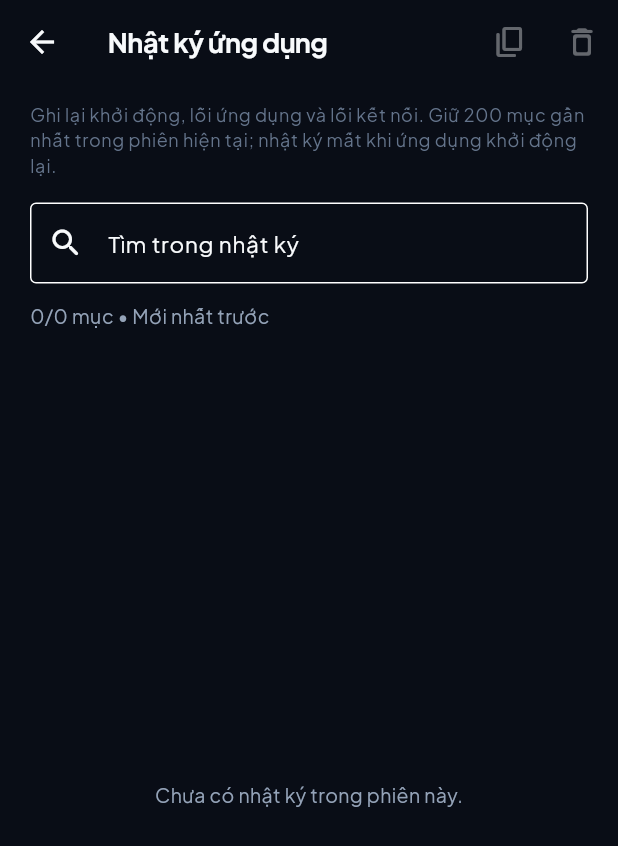
After one commit to iamIKY2/ios_build, a Flutter app: the AppLogsScreen screen opened directly, scrolled down 294 dp, after a tap on the "delete outline" icon, on a phone screen of 412 x 824 dp. The commit adds this screen. Shown: the top 846 px of the screen. Run offline on Flutter 3.47's test engine with Material 3 defaults, Android fonts, the phone set to English and light mode, and no system bars; our stand-ins replace audioplayers, connectivity_plus, dio, firebase_core, firebase_messaging, flutter_animate and 10 more; accounts and stored records are empty.

Commit message:
Add in-app application logs viewer
Add a searchable, live log screen in Settings with copy and clear actions. Log safe API failure metadata, and document the bounded session log behavior.

```diff
--- a/lib/core/api/api_client.dart
+++ b/lib/core/api/api_client.dart
@@ -1,5 +1,6 @@
 import 'package:dio/dio.dart';
 import '../utils/storage.dart';
+import '../startup/runtime_diagnostics.dart';
 import '../constants/app_constants.dart';
 import '../../models/catalog_item.dart';
 
@@ -38,6 +39,11 @@ class ApiClient {
 
         // ── Auto-refresh on 401 ────────────────────────────────────────────
         onError: (DioException e, handler) async {
+          // Keep request/response bodies, headers, URLs and tokens out of logs.
+          RuntimeDiagnostics.log(
+            'API request failed: method=${e.requestOptions.method} '
+            'status=${e.response?.statusCode ?? 'unavailable'} type=${e.type.name}',
+          );
           if (e.response?.statusCode != 401) {
             return handler.next(e);
           }
--- a/lib/core/startup/runtime_diagnostics.dart
+++ b/lib/core/startup/runtime_diagnostics.dart
@@ -1,10 +1,13 @@
 import 'package:flutter/foundation.dart';
 import 'package:flutter/services.dart';
 
-/// Explicit startup logs only: do not collect HTTP bodies or credentials.
+/// Bounded session logs: do not collect HTTP bodies or credentials.
 class RuntimeDiagnostics {
-  static const enabled = bool.fromEnvironment('ENIGMA_DIAGNOSTICS');
+  static const enabled =
+      bool.fromEnvironment('ENIGMA_DIAGNOSTICS', defaultValue: true);
   static final lines = ValueNotifier<List<String>>([]);
+
+  static void clear() => lines.value = [];
 
   static void log(String message) {
     if (!enabled) return;
--- /dev/null
+++ b/lib/screens/app_logs_screen.dart
@@ -0,0 +1,123 @@
+import 'package:flutter/material.dart';
+import 'package:flutter/services.dart';
+
+import '../core/startup/runtime_diagnostics.dart';
+
+class AppLogsScreen extends StatefulWidget {
+  const AppLogsScreen({super.key});
+
+  @override
+  State<AppLogsScreen> createState() => _AppLogsScreenState();
+}
+
+class _AppLogsScreenState extends State<AppLogsScreen> {
+  String _query = '';
+
+  Future<void> _copyLogs(List<String> entries) async {
+    try {
+      await Clipboard.setData(ClipboardData(text: entries.join('\n\n')));
+      if (!mounted) return;
+      ScaffoldMessenger.of(context).showSnackBar(
+        const SnackBar(content: Text('Đã sao chép nhật ký')),
+      );
+    } catch (_) {
+      if (!mounted) return;
+      ScaffoldMessenger.of(context).showSnackBar(
+        const SnackBar(content: Text('Không thể sao chép. Vui lòng thử lại.')),
+      );
+    }
+  }
+
+  @override
+  Widget build(BuildContext context) {
+    return ValueListenableBuilder<List<String>>(
+      valueListenable: RuntimeDiagnostics.lines,
+      builder: (context, entries, child) {
+        final visible = entries
+            .where((entry) => entry.toLowerCase().contains(_query))
+            .toList();
+        return Scaffold(
+          appBar: AppBar(
+            title: const Text('Nhật ký ứng dụng'),
+            actions: [
+              IconButton(
+                tooltip: 'Sao chép log',
+                icon: const Icon(Icons.copy_rounded),
+                onPressed: visible.isEmpty ? null : () => _copyLogs(visible),
+              ),
+              IconButton(
+                tooltip: 'Xóa nhật ký',
+                icon: const Icon(Icons.delete_outline_rounded),
+                onPressed: entries.isEmpty ? null : RuntimeDiagnostics.clear,
+              ),
+            ],
+          ),
+          body: SafeArea(
+            top: false,
+            child: Column(
+              children: [
+                Padding(
+                  padding: const EdgeInsets.fromLTRB(20, 12, 20, 16),
+                  child: Column(
+                    crossAxisAlignment: CrossAxisAlignment.start,
+                    children: [
+                      Text(
+                        RuntimeDiagnostics.enabled
+                            ? 'Ghi lại khởi động, lỗi ứng dụng và lỗi kết nối. '
+                                'Giữ 200 mục gần nhất trong phiên hiện tại; '
+                                'nhật ký mất khi ứng dụng khởi động lại.'
+                            : 'Bản cài này đã tắt ghi nhật ký.',
+                        style: Theme.of(context).textTheme.bodySmall,
+                      ),
+                      const SizedBox(height: 16),
+                      TextField(
+                        decoration: const InputDecoration(
+                          labelText: 'Tìm trong nhật ký',
+                          prefixIcon: Icon(Icons.search_rounded),
+                          border: OutlineInputBorder(),
+                        ),
+                        onChanged: (value) =>
+                            setState(() => _query = value.trim().toLowerCase()),
+                      ),
+                      const SizedBox(height: 12),
+                      Text(
+                          '${visible.length}/${entries.length} mục • Mới nhất trước'),
+                    ],
+                  ),
+                ),
+                Expanded(
+                  child: visible.isEmpty
+                      ? Center(
+                          child: Text(entries.isEmpty
+                              ? 'Chưa có nhật ký trong phiên này.'
+                              : 'Không tìm thấy nhật ký phù hợp.'),
+                        )
+                      : ListView.separated(
+                          padding: const EdgeInsets.fromLTRB(20, 0, 20, 20),
+                          itemCount: visible.length,
+                          separatorBuilder: (context, index) =>
+                              const SizedBox(height: 10),
+                          itemBuilder: (context, index) => Card(
+                            margin: EdgeInsets.zero,
+                            child: Padding(
+                              padding: const EdgeInsets.all(12),
+                              child: SelectableText(
+                                visible[visible.length - 1 - index],
+                                style: const TextStyle(
+                                  fontFamily: 'monospace',
+                                  fontSize: 12,
+                                  height: 1.5,
+                                ),
+                              ),
+                            ),
+                          ),
+                        ),
+                ),
+              ],
+            ),
+          ),
+        );
+      },
+    );
+  }
+}
```
Also changed, not shown: lib/screens/settings_screen.dart (+13 -0 lines), 3 other files.
